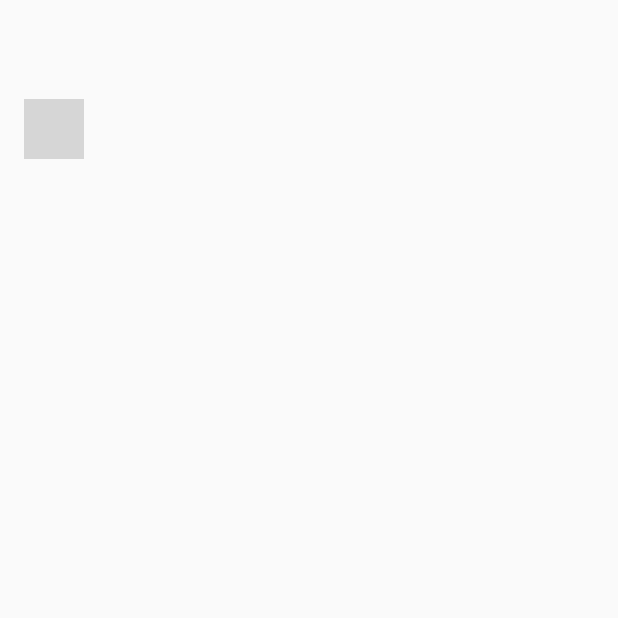
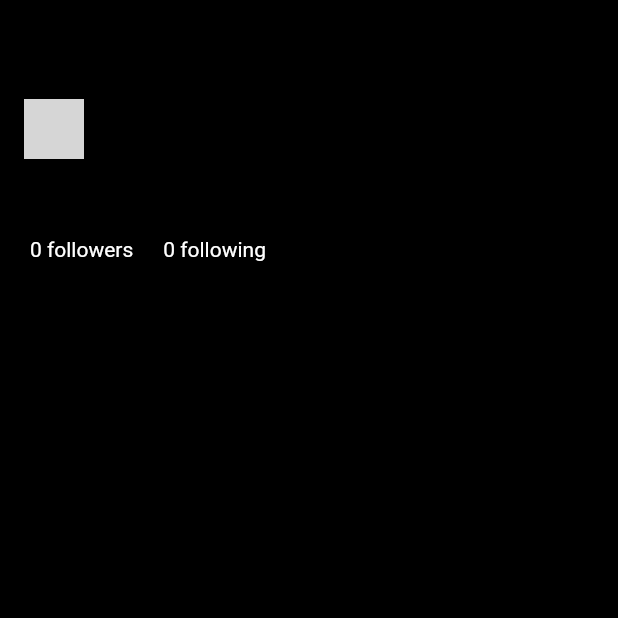
Before and after one commit to Huzaifaahmed20/Github-Profiles, a Flutter app: the UserDetails screen opened by its route, on a phone screen of 412 x 824 dp, the top half of it. Run offline on Flutter 3.47's test engine with Material 2 defaults, Android fonts, the phone set to English and light mode, and no system bars; our stand-ins replace dio; accounts and stored records are empty; network calls fail; grey boxes are pictures that could not be loaded.

Commit message:
design user details page

```diff
--- a/lib/presentation/pages/user_details.dart
+++ b/lib/presentation/pages/user_details.dart
@@ -9,21 +9,41 @@ class UserDetails extends StatelessWidget {
   Widget build(BuildContext context) {
     final userInfo = context.watch<UserNotifier>().user;
     return Scaffold(
-      // backgroundColor: Colors.black,
+      backgroundColor: Colors.black,
       body: Column(
         children: [
           const SizedBox(height: 50),
           ListTile(
+            isThreeLine: true,
             leading: CircleAvatar(
               backgroundImage: NetworkImage(userInfo.avatar_url),
             ),
             title: Text(
               userInfo.name ?? '',
-              style: TextStyle(color: Colors.black),
+              style:
+                  TextStyle(color: Colors.white, fontWeight: FontWeight.bold),
             ),
             subtitle: Text(
               userInfo.bio ?? '',
-              style: TextStyle(color: Colors.black),
+              style: TextStyle(color: Colors.white),
+            ),
+          ),
+          const SizedBox(height: 20),
+          Padding(
+            padding: const EdgeInsets.only(left: 20),
+            child: Row(
+              mainAxisAlignment: MainAxisAlignment.start,
+              children: [
+                Text(
+                  '${userInfo.followers} followers',
+                  style: TextStyle(color: Colors.white),
+                ),
+                const SizedBox(width: 20),
+                Text(
+                  '${userInfo.following} following',
+                  style: TextStyle(color: Colors.white),
+                )
+              ],
             ),
           )
         ],
```
